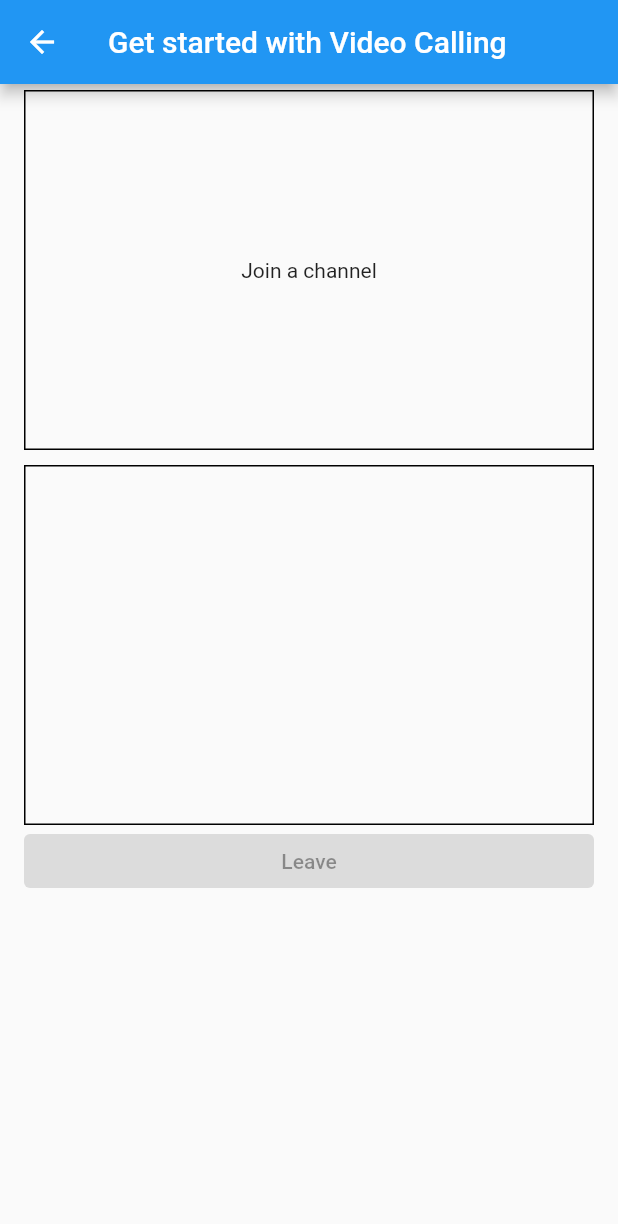
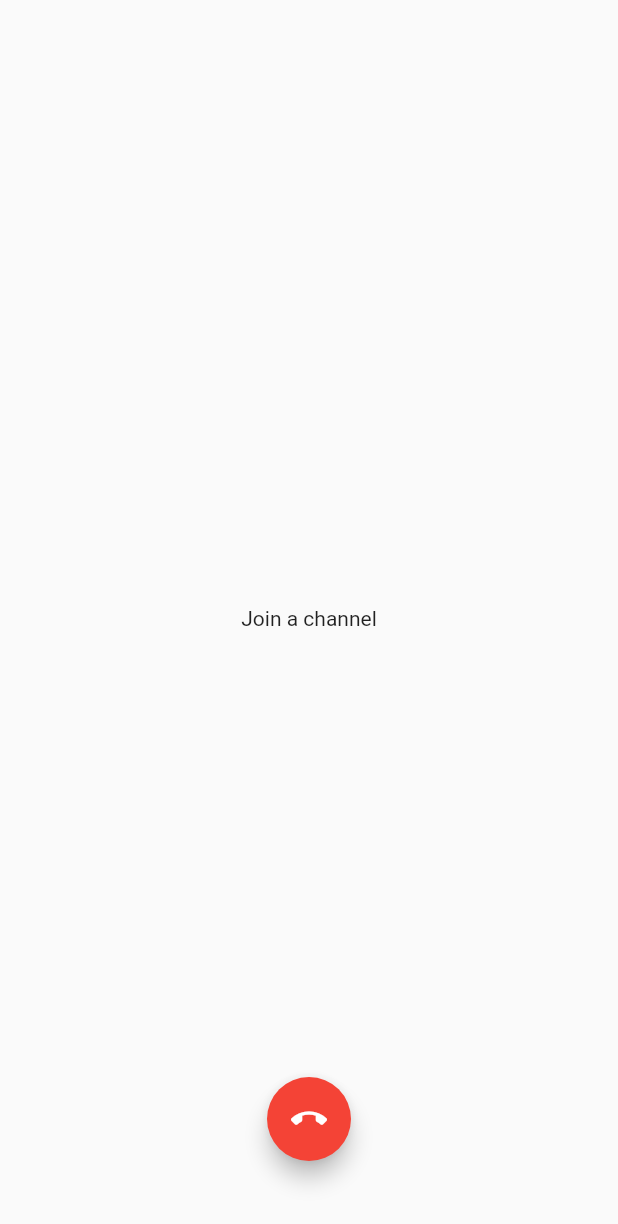
Before and after one commit to BilalRehman08/Agora-Multiple-Channels-Video-Calling, a Flutter app: the VideoCallView screen opened directly, on a phone screen of 412 x 824 dp. Shown: the top 1224 px of the screen. Run offline on Flutter 3.47's test engine with Material 2 defaults, Android fonts, the phone set to English and light mode, and no system bars; our stand-ins replace cloud_firestore, firebase_auth, firebase_core, get, permission_handler; missing offline and left inert: agora_rtc_engine; accounts and stored records are empty.

Commit message:
video calling screen

```diff
--- a/lib/video_call/video_call_controller.dart
+++ b/lib/video_call/video_call_controller.dart
@@ -14,62 +14,6 @@ class VideoCallController extends GetxController {
   int tokenExpireTime = 300; // Expire time in Seconds.
   bool isTokenExpiring = false; // Set to true when the token is about to expire
 
-  // To access the TextField
-  Future<void> fetchToken(
-      {required int uid,
-      required String channelName,
-      required int tokenRole}) async {
-    // Prepare the Url
-    String url =
-        '$serverUrl/rtc/$channelName/${tokenRole.toString()}/uid/${uid.toString()}/?expiry=${tokenExpireTime.toString()}';
-    print(url);
-
-    // Send the request
-    final response = await http.get(Uri.parse(url));
-
-    if (response.statusCode == 200) {
-      // If the server returns an OK response, then parse the JSON.
-      Map<String, dynamic> json = jsonDecode(response.body);
-      String newToken = json['rtcToken'];
-      debugPrint('Token Received: $newToken');
-      isJoined = true;
-      update();
-      // Use the token to join a channel or renew an expiring token
-      setToken(newToken, uid);
-    } else {
-      // If the server did not return an OK response,
-      // then throw an exception.
-      throw Exception(
-          'Failed to fetch a token. Make sure that your server URL is valid');
-    }
-  }
-
-  void setToken(String newToken, int id) async {
-    token = newToken;
-
-    if (isTokenExpiring) {
-      // Renew the token
-      agoraEngine.renewToken(token);
-      isTokenExpiring = false;
-      showMessage("Token renewed");
-    } else {
-      // Join a channel.
-      showMessage("Token received, joining a channel $channelName");
-
-      // Set channel options including the client role and channel profile
-      ChannelMediaOptions options = const ChannelMediaOptions(
-        clientRoleType: ClientRoleType.clientRoleBroadcaster,
-        channelProfile: ChannelProfileType.channelProfileCommunication,
-      );
-      await agoraEngine.joinChannel(
-        token: token,
-        channelId: channelName,
-        uid: id,
-        options: options,
-      );
-    }
-  }
-
   String channelName = "";
   String token = "";
   final bool isHost = true;
@@ -78,6 +22,7 @@ class VideoCallController extends GetxController {
 
   int? remoteUid; // uid of the remote user
   bool isJoined = false; // Indicates if the local user has joined the channel
+
   late RtcEngine agoraEngine;
 
   GlobalKey<ScaffoldMessengerState> scaffoldMessengerKey =
@@ -88,6 +33,8 @@ class VideoCallController extends GetxController {
       content: Text(message),
     ));
   }
+
+  // To access the TextField
 
   Future<void> setupVideoSDKEngine({
     required int id,
@@ -152,6 +99,61 @@ class VideoCallController extends GetxController {
     );
   }
 
+  Future<void> fetchToken(
+      {required int uid,
+      required String channelName,
+      required int tokenRole}) async {
+    // Prepare the Url
+    String url =
+        '$serverUrl/rtc/$channelName/${tokenRole.toString()}/uid/${uid.toString()}/?expiry=${tokenExpireTime.toString()}';
+    print(url);
+
+    // Send the request
+    final response = await http.get(Uri.parse(url));
+
+    if (response.statusCode == 200) {
+      // If the server returns an OK response, then parse the JSON.
+      Map<String, dynamic> json = jsonDecode(response.body);
+      String newToken = json['rtcToken'];
+      debugPrint('Token Received: $newToken');
+      isJoined = true;
+      update();
+      // Use the token to join a channel or renew an expiring token
+      setToken(newToken, uid);
+    } else {
+      // If the server did not return an OK response,
+      // then throw an exception.
+      throw Exception(
+          'Failed to fetch a token. Make sure that your server URL is valid');
+    }
+  }
+
+  void setToken(String newToken, int id) async {
+    token = newToken;
+
+    if (isTokenExpiring) {
+      // Renew the token
+      agoraEngine.renewToken(token);
+      isTokenExpiring = false;
+      showMessage("Token renewed");
+    } else {
+      // Join a channel.
+      showMessage("Token received, joining a channel $channelName");
+
+      // Set channel options including the client role and channel profile
+      ChannelMediaOptions options = const ChannelMediaOptions(
+        clientRoleType: ClientRoleType.clientRoleBroadcaster,
+        channelProfile: ChannelProfileType.channelProfileCommunication,
+      );
+      await agoraEngine.joinChannel(
+        token: token,
+        channelId: channelName,
+        uid: id,
+        options: options,
+      );
+    }
+  }
+
   void leave() {
     isJoined = false;
     remoteUid = null;
--- a/lib/video_call/video_call_view.dart
+++ b/lib/video_call/video_call_view.dart
@@ -11,51 +11,87 @@ class VideoCallView extends StatelessWidget {
         ? Get.find<VideoCallController>()
         : Get.put(VideoCallController());
     return Scaffold(
-      appBar: AppBar(
-        title: const Text('Get started with Video Calling'),
-      ),
-      body: GetBuilder<VideoCallController>(builder: (_) {
-        return ListView(
-          padding: const EdgeInsets.symmetric(horizontal: 16, vertical: 4),
+      body: SafeArea(
+        child: GetBuilder<VideoCallController>(builder: (_) {
+          if (controller.remoteUid == null) {
+            // When remote user is not connected
+            return Stack(
               children: [
                 // Container for the local video
-            Container(
-              height: 240,
-              decoration: BoxDecoration(border: Border.all()),
+                SizedBox(
+                  height: Get.height,
                   child: Center(child: localPreview(controller: controller)),
                 ),
-            const SizedBox(height: 10),
-            //Container for the Remote video
-            Container(
-              height: 240,
-              decoration: BoxDecoration(border: Border.all()),
-              child: Center(child: remoteVideo(controller: controller)),
-            ),
                 // Button Row
-            Row(
+                Positioned(
+                  bottom: 50,
+                  child: SizedBox(
+                    width: Get.width,
+                    child: Row(
+                      mainAxisAlignment: MainAxisAlignment.center,
                       children: <Widget>[
-                // Expanded(
-                //   child: ElevatedButton(
-                //     onPressed:
-                //         controller.isJoined ? null : () => {controller.join()},
-                //     child: const Text("Join"),
-                //   ),
-                // ),
-                // const SizedBox(width: 10),
-                Expanded(
-                  child: ElevatedButton(
-                    onPressed:
-                        controller.isJoined ? () => {controller.leave()} : null,
-                    child: const Text("Leave"),
+                        FloatingActionButton(
+                          backgroundColor: Colors.red,
+                          onPressed: controller.isJoined
+                              ? () => {controller.leave()}
+                              : null,
+                          child: const Icon(
+                            Icons.call_end,
+                            color: Colors.white,
                           ),
                         ),
                       ],
                     ),
-
-            // Button Row ends
+                  ),
+                ),
               ],
             );
+          }
+          // When remote user is connected
+          else {
+            return Stack(
+              children: [
+                SizedBox(
+                  height: Get.height,
+                  child: Center(child: remoteVideo(controller: controller)),
+                ),
+                const SizedBox(height: 10),
+                Positioned(
+                  top: 10,
+                  right: 10,
+                  child: SizedBox(
+                    height: 160,
+                    width: 110,
+                    child: Center(child: localPreview(controller: controller)),
+                  ),
+                ),
+                // Button Row
+                Positioned(
+                  bottom: 50,
+                  child: SizedBox(
+                    width: Get.width,
+                    child: Row(
+                      mainAxisAlignment: MainAxisAlignment.center,
+                      children: <Widget>[
+                        FloatingActionButton(
+                          backgroundColor: Colors.red,
+                          onPressed: controller.isJoined
+                              ? () => {controller.leave()}
+                              : null,
+                          child: const Icon(
+                            Icons.call_end,
+                            color: Colors.white,
+                          ),
+                        ),
+                      ],
+                    ),
+                  ),
+                ),
+              ],
+            );
+          }
         }),
+      ),
     );
   }
 
@@ -87,7 +123,8 @@ class VideoCallView extends StatelessWidget {
       );
     } else {
       String msg = '';
-      if (controller.isJoined) msg = 'Waiting for a remote user to join';
+      // if (controller.isJoined) msg = 'Waiting for remote user to join';
+      if (controller.isJoined) msg = '';
       return Text(
         msg,
         textAlign: TextAlign.center,
```
Lines whose indentation alone changed are shown as unchanged.
